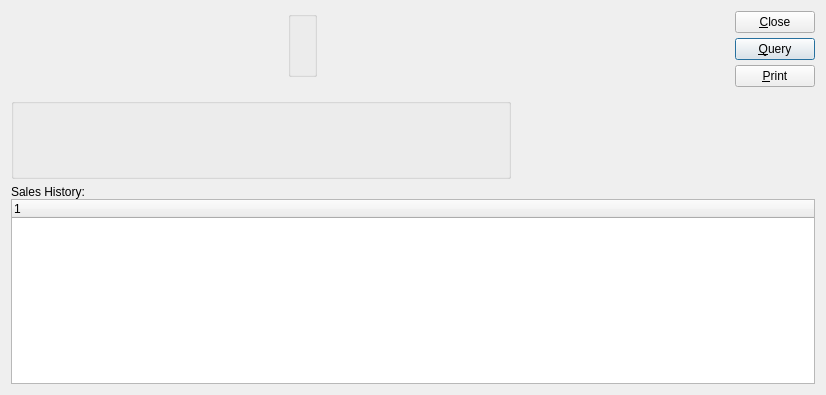
Before: the Qt Designer form guiclient/dspBriefSalesHistoryByCustomer.ui in Pegasus-RPG/xtuple-client, drawn with Qt 5.
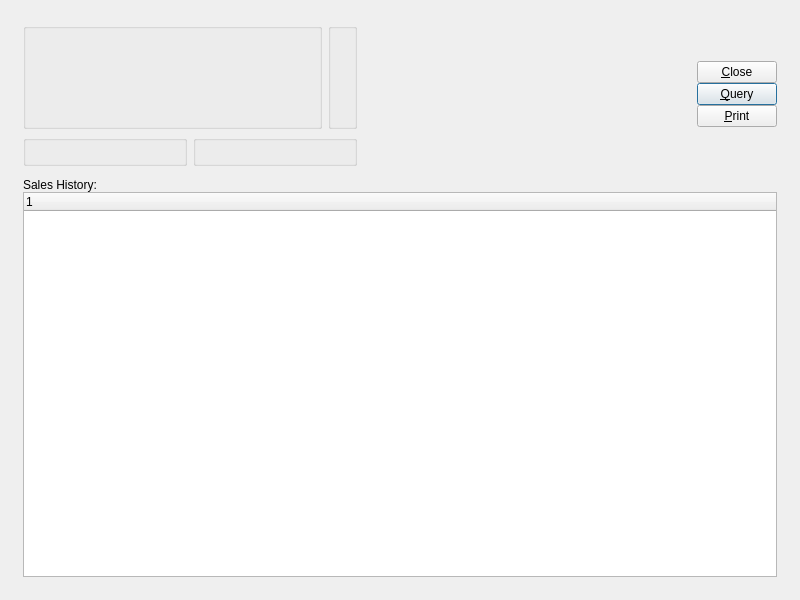
After: the same form once the commit is applied. Custom widgets are drawn as their Qt base class.

Commit message: issue 8520:  Touch up layouts with tweaked clusters.

Diff of the .ui file:
```diff
--- a/guiclient/dspBriefSalesHistoryByCustomer.ui
+++ b/guiclient/dspBriefSalesHistoryByCustomer.ui
@@ -13,34 +13,36 @@
    <rect>
     <x>0</x>
     <y>0</y>
-    <width>826</width>
-    <height>395</height>
+    <width>800</width>
+    <height>600</height>
    </rect>
   </property>
   <property name="windowTitle" >
    <string>Brief Sales History by Customer</string>
   </property>
-   <layout class="QVBoxLayout" >
-    <item>
-     <layout class="QHBoxLayout" >
-      <property name="spacing" >
-       <number>7</number>
-      </property>
-      <item>
-       <layout class="QVBoxLayout" >
+  <layout class="QGridLayout" name="gridLayout_6" >
+   <item row="0" column="0" >
+    <layout class="QGridLayout" name="gridLayout_5" >
+     <property name="margin" >
+      <number>12</number>
+     </property>
         <property name="spacing" >
-         <number>5</number>
-        </property>
+      <number>12</number>
+     </property>
+     <item row="0" column="0" >
+      <layout class="QHBoxLayout" name="horizontalLayout_3" >
         <item>
-         <layout class="QHBoxLayout" >
-          <property name="spacing" >
-           <number>0</number>
-          </property>
+        <layout class="QGridLayout" name="gridLayout_4" >
+         <item row="0" column="0" >
+          <layout class="QHBoxLayout" name="horizontalLayout" >
           <item>
-           <layout class="QHBoxLayout" >
-            <property name="spacing" >
-             <number>7</number>
-            </property>
+            <widget class="QGroupBox" name="_custGroup" >
+             <property name="title" >
+              <string/>
+             </property>
+             <layout class="QGridLayout" name="gridLayout_3" >
+              <item row="0" column="0" >
+               <layout class="QVBoxLayout" name="verticalLayout" >
             <item>
              <widget class="CustCluster" name="_cust" >
               <property name="sizePolicy" >
@@ -58,113 +60,92 @@
              </widget>
             </item>
             <item>
-             <layout class="QVBoxLayout" >
-              <property name="spacing" >
-               <number>0</number>
-              </property>
-              <item>
-               <widget class="WarehouseGroup" name="_warehouse" >
-                <property name="title" >
-                 <string/>
-                </property>
-               </widget>
-              </item>
-              <item>
-               <spacer>
+                 <spacer name="verticalSpacer" >
                 <property name="orientation" >
                  <enum>Qt::Vertical</enum>
                 </property>
-                <property name="sizeType" >
-                 <enum>QSizePolicy::Preferred</enum>
-                </property>
-                <property name="sizeHint" >
+                  <property name="sizeHint" stdset="0" >
                  <size>
                   <width>20</width>
-                  <height>16</height>
+                    <height>0</height>
                  </size>
                 </property>
                </spacer>
               </item>
              </layout>
             </item>
-            <item>
-             <layout class="QVBoxLayout" >
-              <property name="spacing" >
-               <number>0</number>
-              </property>
+              <item row="0" column="1" >
+               <spacer name="horizontalSpacer" >
+                <property name="orientation" >
+                 <enum>Qt::Horizontal</enum>
+                </property>
+                <property name="sizeHint" stdset="0" >
+                 <size>
+                  <width>0</width>
+                  <height>20</height>
+                 </size>
+                </property>
+               </spacer>
+              </item>
+             </layout>
+            </widget>
+           </item>
               <item>
+            <widget class="QGroupBox" name="_dateGroup" >
+             <property name="title" >
+              <string/>
+             </property>
+             <layout class="QGridLayout" name="gridLayout_2" >
+              <item row="0" column="0" >
                <widget class="DateCluster" name="_dates" />
               </item>
-              <item>
-               <spacer>
-                <property name="orientation" >
-                 <enum>Qt::Vertical</enum>
-                </property>
-                <property name="sizeType" >
-                 <enum>QSizePolicy::Preferred</enum>
-                </property>
-                <property name="sizeHint" >
-                 <size>
-                  <width>20</width>
-                  <height>19</height>
-                 </size>
-                </property>
-               </spacer>
-              </item>
              </layout>
+            </widget>
             </item>
            </layout>
           </item>
+         <item row="1" column="0" >
+          <layout class="QHBoxLayout" name="horizontalLayout_2" >
           <item>
-           <spacer>
-            <property name="orientation" >
-             <enum>Qt::Horizontal</enum>
-            </property>
-            <property name="sizeType" >
-             <enum>QSizePolicy::Expanding</enum>
-            </property>
-            <property name="sizeHint" >
-             <size>
-              <width>26</width>
-              <height>20</height>
-             </size>
-            </property>
-           </spacer>
-          </item>
-         </layout>
-        </item>
-        <item>
-         <layout class="QHBoxLayout" >
-          <property name="spacing" >
-           <number>0</number>
-          </property>
+            <widget class="WarehouseGroup" name="_warehouse" >
+             <property name="title" >
+              <string/>
+             </property>
+             <property name="fixedSize" >
+              <bool>false</bool>
+             </property>
+            </widget>
+           </item>
           <item>
            <widget class="ParameterGroup" name="_productCategory" >
             <property name="title" >
              <string/>
             </property>
-           </widget>
-          </item>
+             <property name="fixedSize" >
+              <bool>false</bool>
+             </property>
+            </widget>
+           </item>
+          </layout>
+         </item>
+        </layout>
+       </item>
           <item>
            <spacer>
             <property name="orientation" >
              <enum>Qt::Horizontal</enum>
             </property>
             <property name="sizeType" >
-             <enum>QSizePolicy::Preferred</enum>
-            </property>
-            <property name="sizeHint" >
+          <enum>QSizePolicy::Expanding</enum>
+         </property>
+         <property name="sizeHint" stdset="0" >
              <size>
-              <width>217</width>
-              <height>20</height>
+           <width>0</width>
+           <height>74</height>
              </size>
             </property>
            </spacer>
           </item>
-         </layout>
-        </item>
-       </layout>
-      </item>
       <item>
        <layout class="QVBoxLayout" >
         <property name="spacing" >
@@ -173,7 +154,7 @@
         <item>
          <layout class="QVBoxLayout" >
           <property name="spacing" >
-           <number>5</number>
+            <number>0</number>
           </property>
           <item>
            <widget class="QPushButton" name="_close" >
@@ -212,10 +193,10 @@
           <property name="sizeType" >
            <enum>QSizePolicy::Preferred</enum>
           </property>
-          <property name="sizeHint" >
+           <property name="sizeHint" stdset="0" >
            <size>
             <width>20</width>
-            <height>100</height>
+             <height>0</height>
            </size>
           </property>
          </spacer>
@@ -224,7 +205,25 @@
       </item>
      </layout>
     </item>
-    <item>
+     <item row="1" column="0" >
+      <widget class="QFrame" name="_frame" >
+       <property name="sizePolicy" >
+        <sizepolicy vsizetype="Expanding" hsizetype="Preferred" >
+         <horstretch>0</horstretch>
+         <verstretch>1</verstretch>
+        </sizepolicy>
+       </property>
+       <property name="frameShape" >
+        <enum>QFrame::NoFrame</enum>
+       </property>
+       <property name="frameShadow" >
+        <enum>QFrame::Raised</enum>
+       </property>
+       <layout class="QGridLayout" name="gridLayout" >
+        <property name="margin" >
+         <number>0</number>
+        </property>
+        <item row="0" column="0" >
      <layout class="QVBoxLayout" >
       <property name="spacing" >
        <number>0</number>
@@ -258,6 +257,11 @@
     </item>
    </layout>
  </widget>
+     </item>
+    </layout>
+   </item>
+  </layout>
+ </widget>
  <layoutdefault spacing="6" margin="11" />
  <pixmapfunction>qPixmapFromMimeSource</pixmapfunction>
  <customwidgets>
```
Left out of the diff: 2 changed lines with no effect on the pictures. Lines whose indentation alone changed are shown as unchanged. The commit also changes 34 other files.
